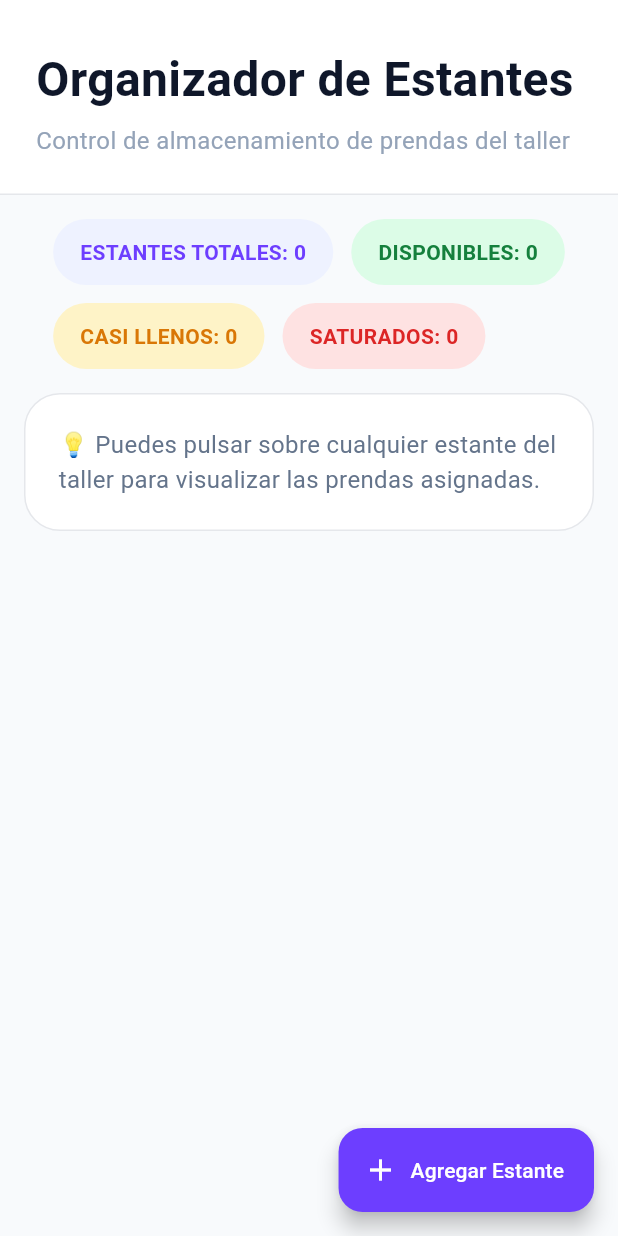
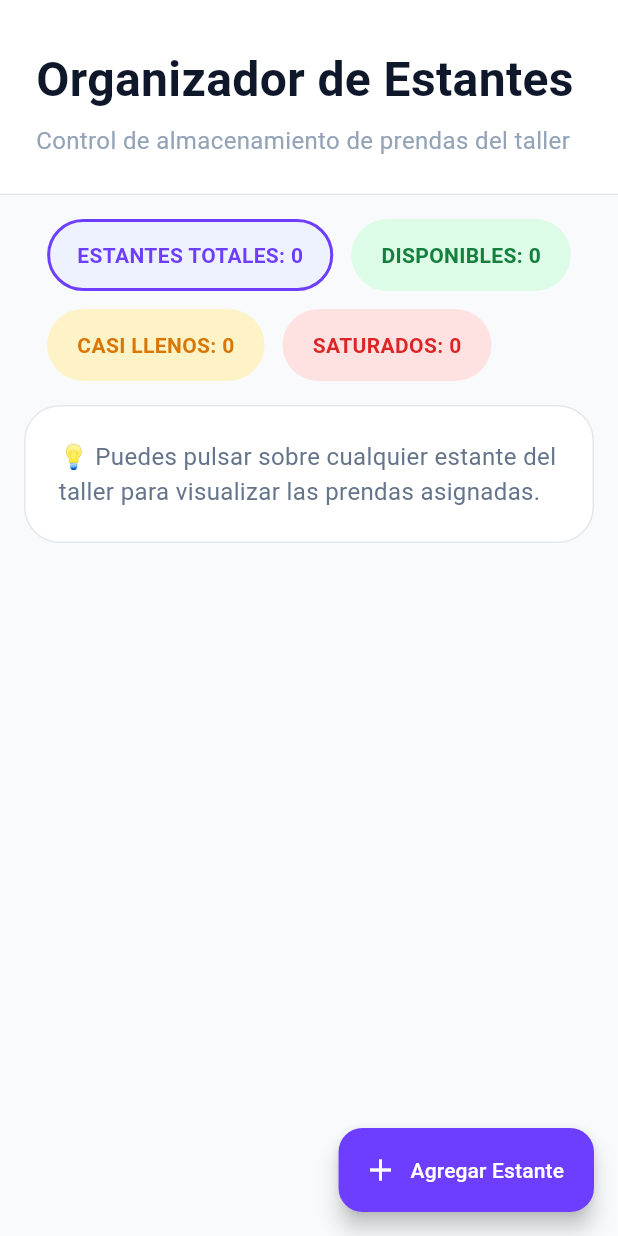
Before and after one commit to vispsychava/talles-costura-app, a Flutter app: the CatalogoEstantesScreen screen opened directly with empty values, on a phone screen of 412 x 824 dp. Run offline on Flutter 3.47's test engine with Material 3 defaults, Android fonts, the phone set to English and light mode, and no system bars; our stand-ins replace app_links, flutter_local_notifications, qr_flutter, screenshot, share_plus, supabase_flutter and 1 more; missing offline and left inert: mobile_scanner; accounts and stored records are empty.

Commit message:
filtro de estantes estado de pago

```diff
--- a/lib/screens/catalogo_estantes_screen.dart
+++ b/lib/screens/catalogo_estantes_screen.dart
@@ -28,6 +28,14 @@ class _CatalogoEstantesScreenState extends State<CatalogoEstantesScreen> {
   final SupabaseService _supabaseService = SupabaseService();
   bool _isLoading = false;
   bool _cargandoDatos = false;
+  String _filtroEstado = 'Todos';
+
+  List<Estante> get _estantesFiltrados {
+  if (_filtroEstado == 'Todos') return _estantes;
+  return _estantes.where((e) =>
+    _obtenerEstado(e.ocupados, e.capacidad) == _filtroEstado
+  ).toList();
+}
 
   @override
   void initState() {
@@ -122,11 +130,12 @@ class _CatalogoEstantesScreenState extends State<CatalogoEstantesScreen> {
   }
 
 String _obtenerEstado(int ocupados, int capacidad) {
-    if (ocupados == 0) return "Abierto";
+  if (capacidad == 0) return 'Abierto';
+  if (ocupados == 0) return 'Abierto';
   final percentage = ocupados / capacidad;
-    if (percentage >= 1.0) return "Lleno";
-    if (percentage >= 0.75) return "Casi Lleno";
-    return "Abierto";
+  if (percentage >= 1.0) return 'Lleno';
+  if (percentage >= 0.75) return 'Casi Lleno';
+  return 'Abierto';
 }
 
   void abrirEstante(Estante estante) {
@@ -280,21 +289,30 @@ class _CatalogoEstantesScreenState extends State<CatalogoEstantesScreen> {
     }
   }
 
-  Widget _chipEstadistica(String texto, Color colorTexto, Color bg) {
-    return Container(
-      padding: const EdgeInsets.symmetric(
-        horizontal: 18,
-        vertical: 12,
-      ),
+ Widget _chipEstadistica(String texto, Color colorTexto, Color bg, String filtro) {
+  final isSelected = _filtroEstado == filtro;
+  return GestureDetector(
+    onTap: () {
+      setState(() {
+        _filtroEstado = _filtroEstado == filtro ? 'Todos' : filtro;
+      });
+    },
+    child: Container(
+      padding: const EdgeInsets.symmetric(horizontal: 18, vertical: 12),
       decoration: BoxDecoration(
         color: bg,
         borderRadius: BorderRadius.circular(30),
+        border: Border.all(
+          color: isSelected ? colorTexto : Colors.transparent,
+          width: 2,
+        ),
       ),
       child: Text(
         texto,
         style: TextStyle(
           color: colorTexto,
           fontWeight: FontWeight.bold,
+        ),
       ),
     ),
   );
@@ -384,21 +402,25 @@ class _CatalogoEstantesScreenState extends State<CatalogoEstantesScreen> {
                             "ESTANTES TOTALES: $totalEstantes",
                             const Color(0xff6D3EFF),
                             const Color(0xffEEF2FF),
+                            'Todos',
                           ),
                           _chipEstadistica(
                             "DISPONIBLES: $disponiblesCount",
                             const Color(0xff15803D),
                             const Color(0xffDCFCE7),
+                            'Abierto',
                           ),
                           _chipEstadistica(
                             "CASI LLENOS: $casiLlenosCount",
                             const Color(0xffD97706),
                             const Color(0xffFEF3C7),
+                            'Casi Lleno',
                           ),
                           _chipEstadistica(
                             "SATURADOS: $llenosCount",
                             const Color(0xffDC2626),
                             const Color(0xffFEE2E2),
+                            'Lleno',
                           ),
                             ],
                           ),
@@ -425,7 +447,7 @@ class _CatalogoEstantesScreenState extends State<CatalogoEstantesScreen> {
                           GridView.builder(
                             shrinkWrap: true,
                             physics: const NeverScrollableScrollPhysics(),
-                            itemCount: _estantes.length,
+                            itemCount: _estantesFiltrados.length,
                             gridDelegate: const SliverGridDelegateWithFixedCrossAxisCount(
                               crossAxisCount: 2,
                               crossAxisSpacing: 12,
@@ -433,7 +455,7 @@ class _CatalogoEstantesScreenState extends State<CatalogoEstantesScreen> {
                               childAspectRatio: 1.05,
                             ),
                                itemBuilder: (context, index) {
-                              final estante = _estantes[index];
+                              final estante = _estantesFiltrados[index];
                               final estado = _obtenerEstado(estante.ocupados, estante.capacidad);
                               final usagePercent = estante.capacidad > 0
                                   ? estante.ocupados / estante.capacidad
@@ -521,28 +543,6 @@ class _CatalogoEstantesScreenState extends State<CatalogoEstantesScreen> {
                                         ],
                                       ),
                                       const SizedBox(height: 12),
-                                      ClipRRect(
-                                        borderRadius: BorderRadius.circular(20),
-                                        child: LinearProgressIndicator(
-                                          value: usagePercent > 1.0 ? 1.0 : usagePercent,
-                                          minHeight: 12,
-                                          color: estadoColor(estado),
-                                          backgroundColor: Colors.grey.shade200,
-                                        ),
-                                      ),
-                                      const Spacer(),
-                                      Divider(
-                                        color: Colors.grey.shade200,
-                                      ),
-                                      Text(
-                                        estante.ocupados > 0
-                                            ? '${estante.ocupados} prenda${estante.ocupados > 1 ? 's' : ''} en almacenamiento'
-                                            : 'Estante vacío',
-                                        style: TextStyle(
-                                          color: Colors.grey.shade500,
-                                          fontSize: 15,
-                                        ),
-                                      ),
                                     ],
                                   ),
                                 ),
```
Also changed, not shown: lib/screens/detalle_pedido_screen.dart (+5 -2 lines). Lines whose indentation alone changed are shown as unchanged.
